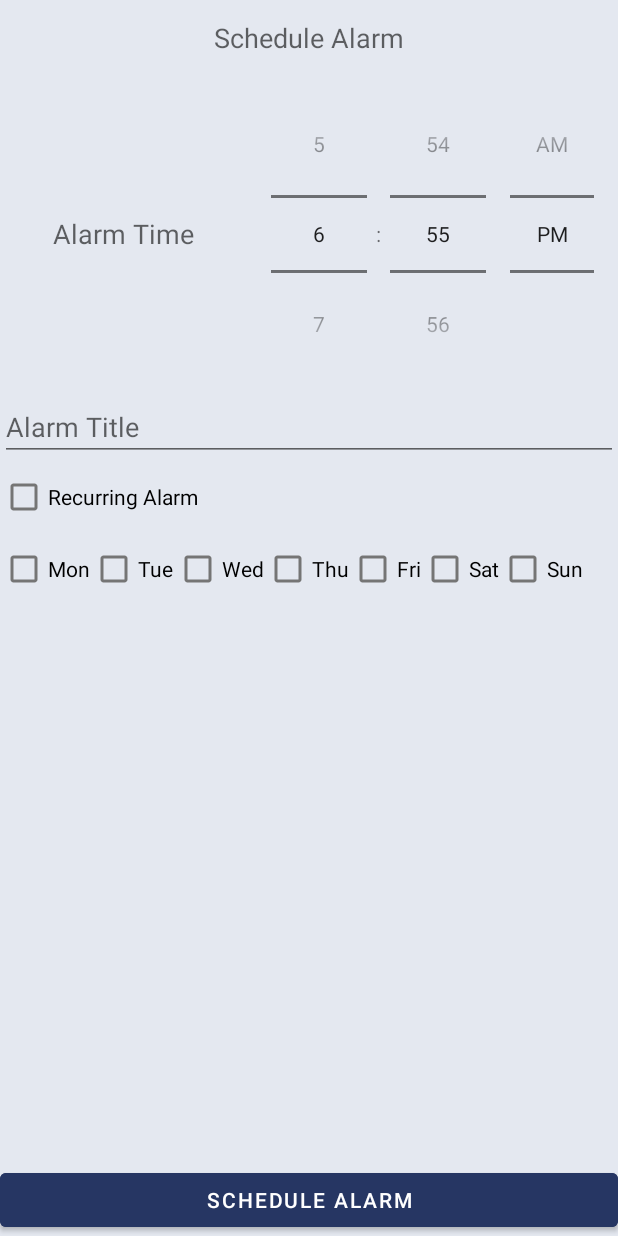
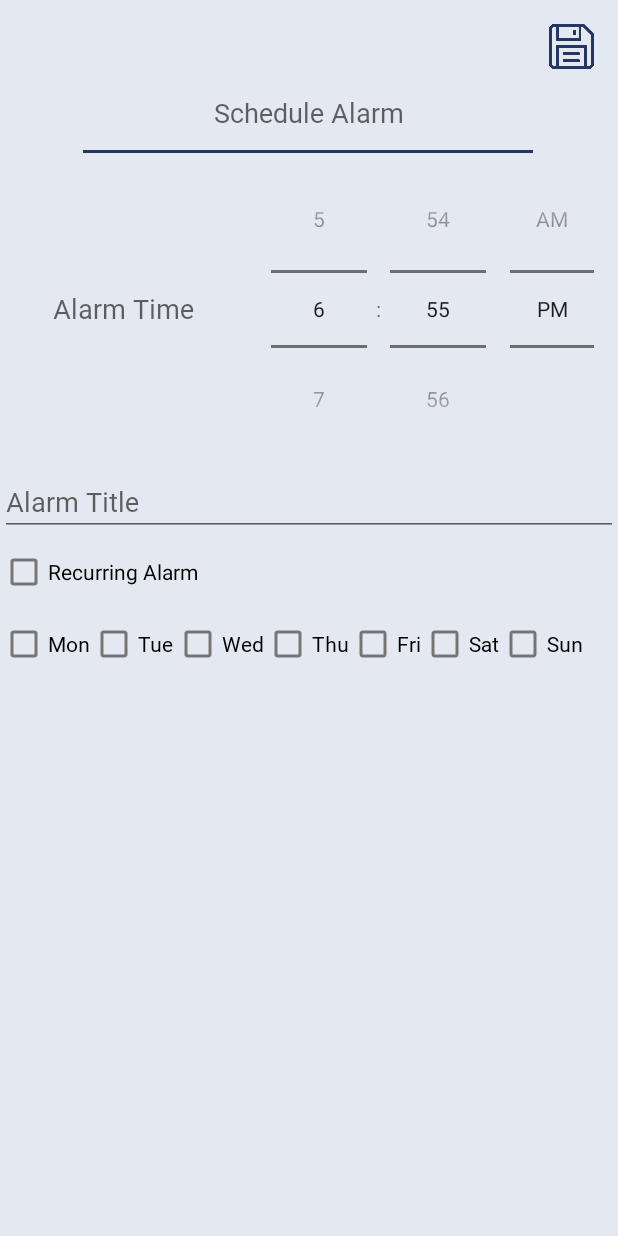
Before and after one commit to yjsohn/MadCamp1, an Android app: the fragment CreateAlarmFragment shown on its own in the app's theme, on a phone screen of 412 x 824 dp. Run offline under Robolectric (Android 15) with nearby library versions, the light colour scheme and no system bars; our stand-ins replace ButterKnife, Room's generated code; 3 statements that could not run were skipped.

Commit message:
[Alarm] Modify Alarm Activity UI

```diff
--- a/app/src/main/res/layout/activity_contact.xml
+++ b/app/src/main/res/layout/activity_contact.xml
@@ -18,7 +18,6 @@
         android:onClick="mOnContactAdd2"
         android:scaleType="fitXY"
         android:src="@drawable/save_icon"
-        android:text="Finish"
         android:tint="#263663"
         android:layout_marginTop="16dp"
         android:layout_marginEnd="16dp"
--- a/app/src/main/res/layout/fragment_createalarm.xml
+++ b/app/src/main/res/layout/fragment_createalarm.xml
@@ -16,8 +16,10 @@
             android:id="@+id/fragment_createalarm_scheduleAlarmHeading"
             android:layout_width="match_parent"
             android:layout_height="50dp"
+            android:layout_marginTop="50dp"
+            android:fontFamily="@font/lotte_light"
+            android:gravity="center_vertical|center_horizontal"
             android:text="Schedule Alarm"
-            android:gravity="center_vertical|center_horizontal"
             android:textAppearance="@style/TextAppearance.AppCompat.Medium"
             app:layout_constraintTop_toTopOf="parent" />
 
@@ -34,6 +36,7 @@
                 android:layout_gravity="center"
                 android:layout_weight="0.4"
                 android:text="Alarm Time"
+                android:fontFamily="@font/lotte_light"
                 android:textAlignment="center"
                 android:textAppearance="@style/TextAppearance.AppCompat.Medium" />
 
@@ -42,7 +45,9 @@
                 android:layout_width="0dp"
                 android:layout_height="wrap_content"
                 android:layout_weight="0.6"
+                android:fontFamily="@font/lotte_light"
                 android:timePickerMode="spinner" />
+
         </LinearLayout>
 
         <EditText
@@ -50,6 +55,7 @@
             android:layout_width="match_parent"
             android:layout_height="wrap_content"
             android:hint="Alarm Title"
+            android:fontFamily="@font/lotte_light"
             app:layout_constraintTop_toBottomOf="@+id/fragment_createalarm_timePickerLayout" />
 
         <CheckBox
@@ -73,55 +79,80 @@
                 android:id="@+id/fragment_createalarm_checkMon"
                 android:layout_width="wrap_content"
                 android:layout_height="wrap_content"
+                android:fontFamily="@font/lotte_light"
                 android:text="Mon" />
 
             <CheckBox
                 android:id="@+id/fragment_createalarm_checkTue"
                 android:layout_width="wrap_content"
                 android:layout_height="wrap_content"
+                android:fontFamily="@font/lotte_light"
                 android:text="Tue" />
 
             <CheckBox
                 android:id="@+id/fragment_createalarm_checkWed"
                 android:layout_width="wrap_content"
                 android:layout_height="wrap_content"
+                android:fontFamily="@font/lotte_light"
                 android:text="Wed" />
 
             <CheckBox
                 android:id="@+id/fragment_createalarm_checkThu"
                 android:layout_width="wrap_content"
                 android:layout_height="wrap_content"
+                android:fontFamily="@font/lotte_light"
                 android:text="Thu" />
 
             <CheckBox
                 android:id="@+id/fragment_createalarm_checkFri"
                 android:layout_width="wrap_content"
                 android:layout_height="wrap_content"
+                android:fontFamily="@font/lotte_light"
                 android:text="Fri" />
 
             <CheckBox
                 android:id="@+id/fragment_createalarm_checkSat"
                 android:layout_width="wrap_content"
                 android:layout_height="wrap_content"
+                android:fontFamily="@font/lotte_light"
                 android:text="Sat" />
 
             <CheckBox
                 android:id="@+id/fragment_createalarm_checkSun"
                 android:layout_width="wrap_content"
-                android:layout_height="wrap_content"
+                android:layout_height="match_parent"
+                android:fontFamily="@font/lotte_light"
                 android:text="Sun" />
 
         </LinearLayout>
 
-        <Button
+        <ImageButton
             android:id="@+id/fragment_createalarm_scheduleAlarm"
-            android:layout_width="match_parent"
-            android:layout_height="wrap_content"
-            android:layout_gravity="center"
-            android:backgroundTint="#263663"
-            android:text="Schedule Alarm"
-            app:layout_constraintBottom_toBottomOf="parent"
-            tools:layout_editor_absoluteX="133dp" />
+            android:layout_width="30dp"
+            android:layout_height="30dp"
+            android:layout_alignParentStart="true"
+            android:layout_alignParentEnd="true"
+            android:layout_alignParentBottom="true"
+            android:background="@android:color/transparent"
+            android:onClick="mOnContactAdd2"
+            android:scaleType="fitXY"
+            android:src="@drawable/save_icon"
+            android:tint="#263663"
+            android:layout_marginTop="16dp"
+            android:layout_marginEnd="16dp"
+            app:layout_constraintEnd_toEndOf="parent"
+            app:layout_constraintTop_toTopOf="parent"/>
+
+        <View
+            android:layout_width="300dp"
+            android:layout_height="2dp"
+            android:layout_centerInParent="true"
+            android:layout_marginTop="100dp"
+            android:background="#263663"
+            app:layout_constraintEnd_toEndOf="parent"
+            app:layout_constraintHorizontal_bias="0.494"
+            app:layout_constraintStart_toStartOf="parent"
+            app:layout_constraintTop_toTopOf="parent" />
 
     </androidx.constraintlayout.widget.ConstraintLayout>
 
--- a/app/src/main/res/layout/fragment_listalarms.xml
+++ b/app/src/main/res/layout/fragment_listalarms.xml
@@ -16,6 +16,7 @@
             android:layout_width="match_parent"
             android:layout_height="50dp"
             android:text="My Alarms"
+            android:fontFamily="@font/lotte_light"
             android:gravity="center_vertical|center_horizontal"
             android:textAppearance="@style/TextAppearance.AppCompat.Medium"
             app:layout_constraintTop_toTopOf="parent" />
--- a/app/src/main/res/layout/item_alarm.xml
+++ b/app/src/main/res/layout/item_alarm.xml
@@ -40,6 +40,7 @@
                 android:layout_width="wrap_content"
                 android:layout_height="wrap_content"
                 android:text="00:00"
+                android:fontFamily="@font/lotte_light"
                 android:textSize="36sp"/>
 
             <ImageView
@@ -58,12 +59,14 @@
                     android:id="@+id/item_alarm_recurringDays"
                     android:layout_width="wrap_content"
                     android:layout_height="wrap_content"
+                    android:fontFamily="@font/lotte_light"
                     android:textSize="10sp" />
 
                 <TextView
                     android:id="@+id/item_alarm_title"
                     android:layout_width="wrap_content"
                     android:layout_height="wrap_content"
+                    android:fontFamily="@font/lotte_light"
                     android:textSize="12sp" />
 
             </LinearLayout>
```
